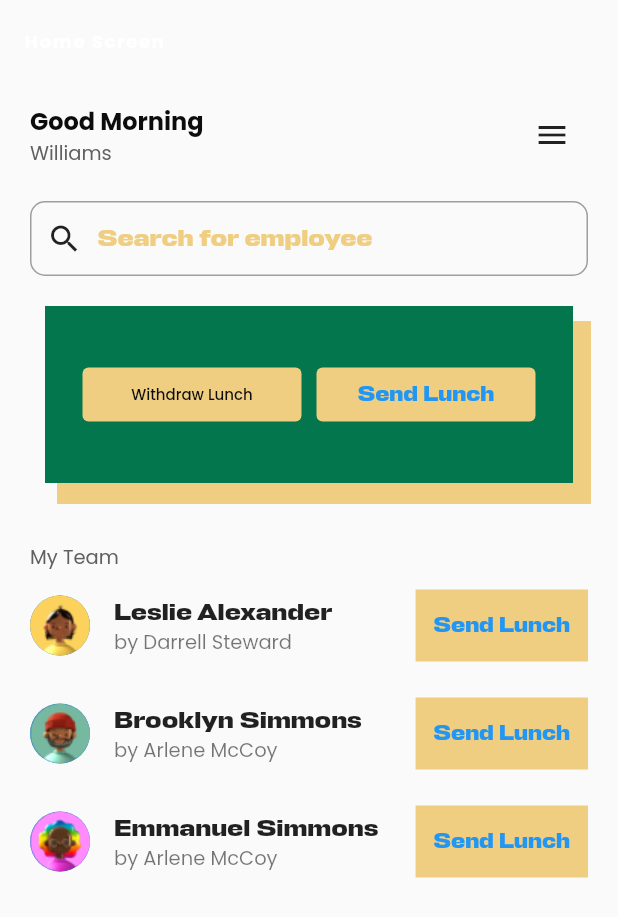
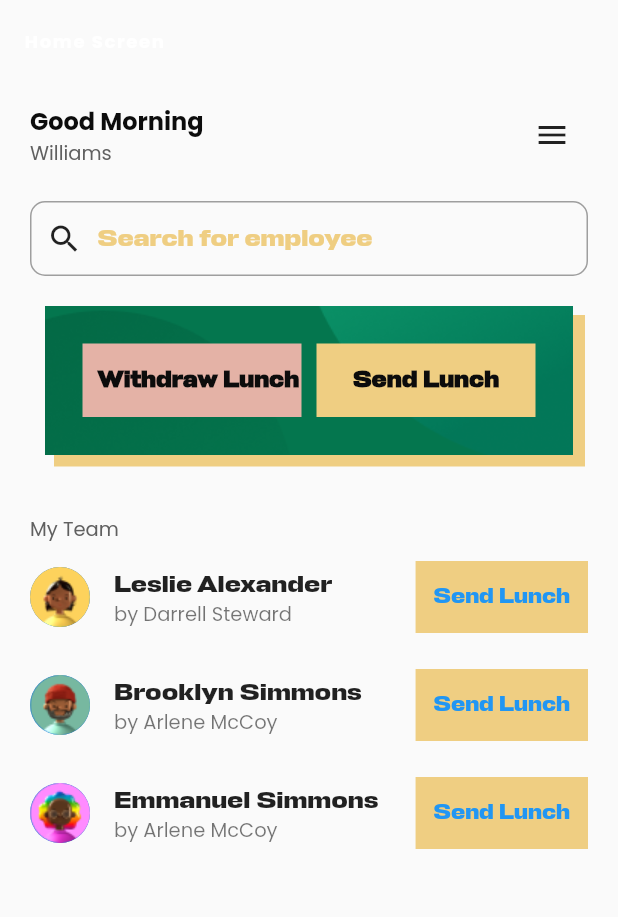
Before and after one commit to hngx-org/Eagles-food-mobile, a Flutter app: the screen it shows after launch, on a phone screen of 412 x 824 dp. Shown: the top 917 px of the screen. Run offline on Flutter 3.47's test engine with Material 2 defaults, Android fonts, the phone set to English and light mode, and no system bars; our stand-ins replace connectivity_plus, fluttertoast, shared_preferences.

Commit message:
made some adjustments to home screen cta,

```diff
--- a/lib/configs/colors.dart
+++ b/lib/configs/colors.dart
@@ -4,6 +4,7 @@ class ColorUtils {
   //primary colors
   static Color Green = const Color(0xff04764e);
   static Color Pink = const Color(0xffF6DBB3);
+  static Color DeepPink = const Color(0xffE4B2A6);
   static Color Yellow = const Color(0xffEFCE82);
   static Color Grey = const Color(0xff606060);
   static Color LightGrey = const Color(0xffD1D1D1);
--- a/lib/configs/theme.dart
+++ b/lib/configs/theme.dart
@@ -73,7 +73,7 @@ ThemeData theme = ThemeData(
         // used for buttons
         headlineMedium: TextStyle(
             color: ColorUtils.Black,
-            fontFamily: 'Poppins',
+            fontFamily: 'Stapel',
             fontStyle: FontStyle.normal,
             fontSize: 16,
             fontWeight: FontWeight.w500,
--- a/lib/widgets/home/lunch_actions.dart
+++ b/lib/widgets/home/lunch_actions.dart
@@ -1,5 +1,6 @@
 import 'package:flutter/material.dart';
 import 'package:hng_task3/configs/colors.dart';
+import 'package:hng_task3/widgets/custom_button.dart';
 
 import '../../screens/withdraw/withdraw_lunch.dart';
 
@@ -12,12 +13,16 @@ class LunchActions extends StatelessWidget {
       margin: const EdgeInsets.symmetric(horizontal: 10),
       decoration: BoxDecoration(
         color: ColorUtils.Green,
+        image: const DecorationImage(
+          image: AssetImage("assets/images/withdrawal-bg.png"),
+          fit: BoxFit.cover,
+        ),
         boxShadow: [
           BoxShadow(
             color: ColorUtils.Yellow,
             // blurRadius: 10.0,
-            spreadRadius: 2.0,
-            offset: const Offset(10, 12.0),
+            spreadRadius: 1.0,
+            offset: const Offset(7, 7.0),
           ),
         ],
       ),
@@ -25,44 +30,32 @@ class LunchActions extends StatelessWidget {
       child: Row(
         mainAxisAlignment: MainAxisAlignment.spaceAround,
         children: [
+
           Expanded(
-            child: Padding(
-              padding: const EdgeInsets.symmetric(vertical: 10.0),
-              child: TextButton(
-                onPressed: () {
-                  Navigator.push(
-                      context,
-                      MaterialPageRoute(
-                          builder: (context) => const WithdrawLunch()));
-                },
-                style: ButtonStyle(
-                    backgroundColor:
-                        MaterialStateProperty.all(ColorUtils.Yellow)),
-                child: Text(
-                  'Withdraw Lunch',
-                  style: Theme.of(context)
-                      .textTheme
-                      .headlineMedium
-                      ?.copyWith(fontSize: 10),
-                ),
-              ),
+            child: CustomButton(onPress: (){
+              Navigator.push(
+                        context,
+                        MaterialPageRoute(
+                            builder: (context) => const WithdrawLunch()));
+            },
+            buttonText: "Withdraw Lunch", buttonColor: ColorUtils.DeepPink, fontSize: 15 , textColor: ColorUtils.Black, padding:  const EdgeInsets.symmetric(vertical:15, horizontal: 10),
             ),
           ),
+
           const SizedBox(
             width: 10.0,
           ),
           Expanded(
-            child: Padding(
-              padding: const EdgeInsets.symmetric(vertical: 10.0),
-              child: TextButton(
-                onPressed: () {},
-                style: ButtonStyle(
-                    backgroundColor:
-                        MaterialStateProperty.all(ColorUtils.Yellow)),
-                child: const Text('Send Lunch'),
-              ),
+            child: CustomButton(onPress: (){
+              Navigator.push(
+                  context,
+                  MaterialPageRoute(
+                      builder: (context) => const WithdrawLunch()));
+            },
+              buttonText: "Send Lunch", buttonColor: ColorUtils.Yellow, fontSize: 15 , textColor: ColorUtils.Black, padding:  const EdgeInsets.symmetric(vertical:15, horizontal: 10),
             ),
           ),
+
         ],
       ),
     );
```
